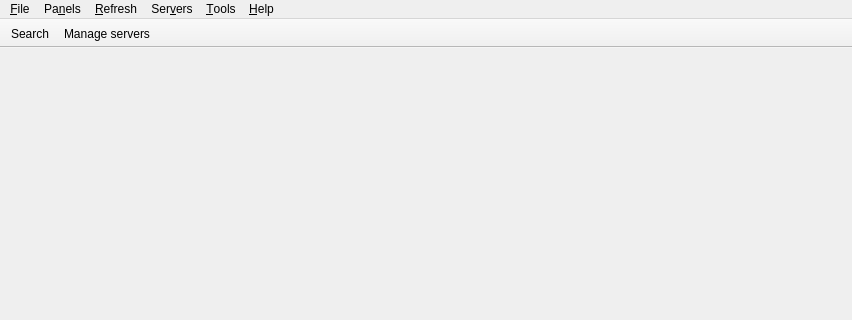
Above: Viewer/ecflowUI/src/MainWindow.ui from ecmwf/ecflow before the change; both pictures show x 0 to 852 and y 0 to 320 of the 852 by 675 pixel window. Below: the same form after it.
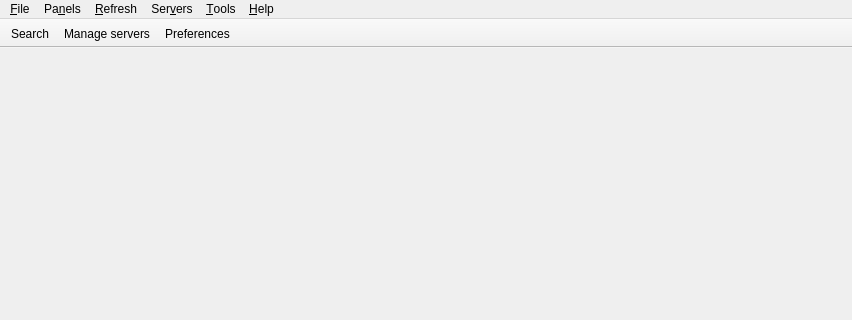
That is the form after the change. Icons and pictures are not drawn.

Commit message: ecFlowUI: show preferences action the toolbar ECFLOW-1843

```diff
--- a/Viewer/ecflowUI/src/MainWindow.ui
+++ b/Viewer/ecflowUI/src/MainWindow.ui
@@ -135,6 +135,7 @@
    </attribute>
    <addaction name="actionSearch"/>
    <addaction name="actionManageServers"/>
+   <addaction name="actionPreferences"/>
   </widget>
   <action name="actionClose">
    <property name="icon">
```
